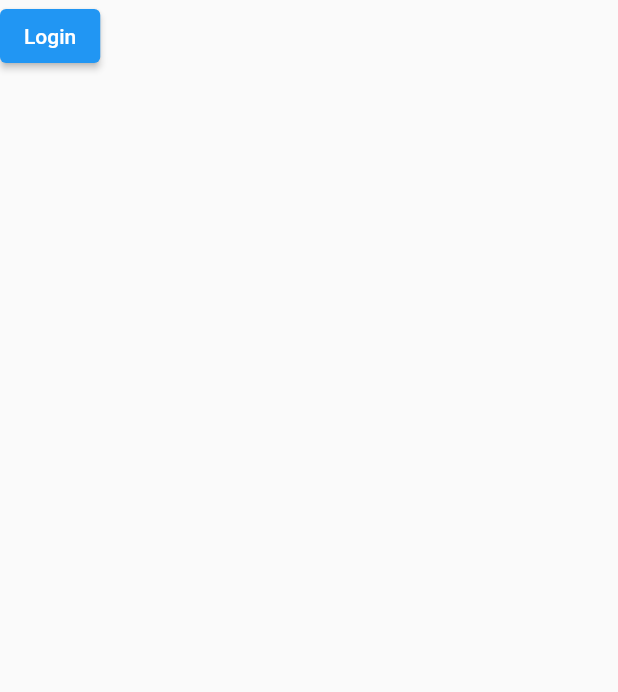
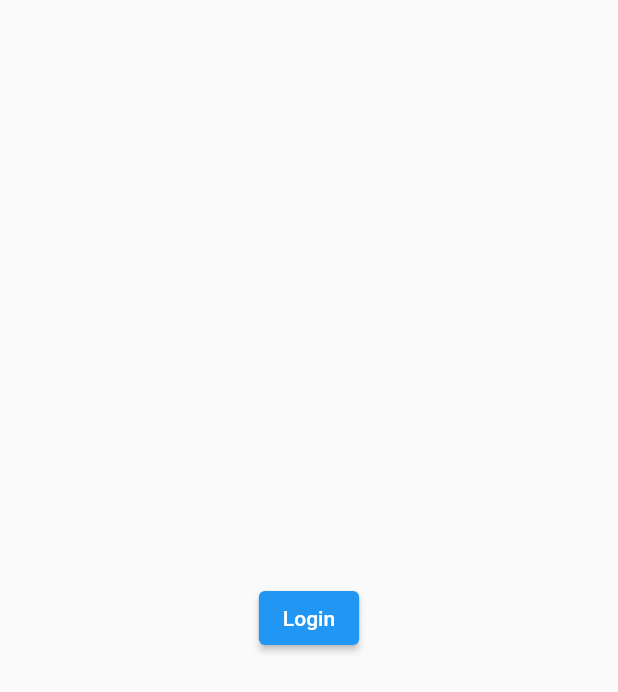
Before and after one commit to diezfx/split_frontend, a Flutter app: the screen it shows after launch, on a phone screen of 412 x 824 dp. Shown: the top 692 px of the screen. Run offline on Flutter 3.47's test engine with Material 2 defaults, Android fonts, the light colour scheme and no system bars; our stand-ins replace bloc, equatable, flutter_bloc, go_router, supabase_flutter; accounts and stored records are empty.

Commit message:
center login button

```diff
--- a/lib/screens/login.dart
+++ b/lib/screens/login.dart
@@ -12,7 +12,9 @@ class LoginScreen extends StatelessWidget {
   @override
   Widget build(BuildContext context) {
     return Scaffold(
-      body: ElevatedButton(
+      body: Container(
+        alignment: Alignment.center,
+        child: ElevatedButton(
             onPressed: () {
               client.auth.signInWithOAuth(
                 Provider.google,
@@ -20,6 +22,7 @@ class LoginScreen extends StatelessWidget {
               );
             },
             child: const Text("Login")),
+      ),
     );
   }
 
```
Lines whose indentation alone changed are shown as unchanged.
